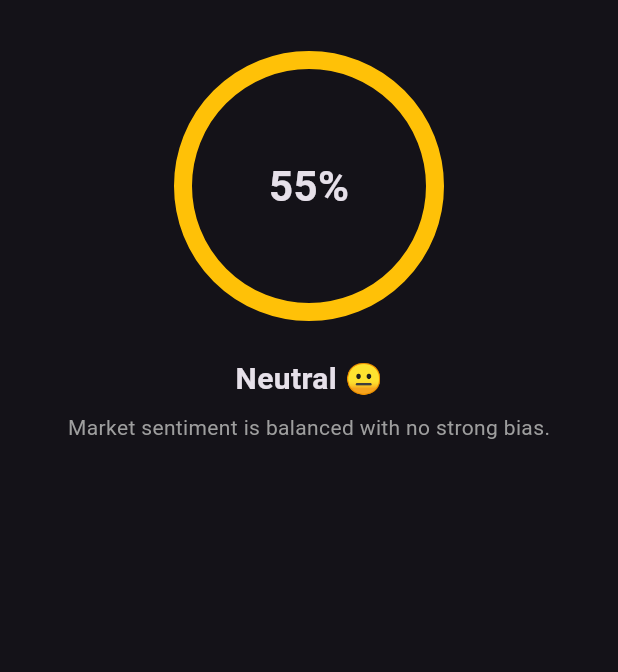
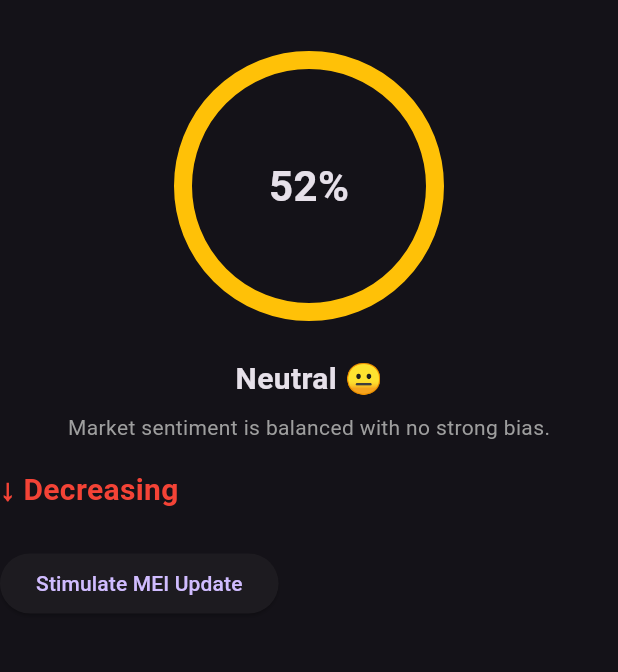
Before and after one commit to MDGSpace-SOC-D-2025/MarketLens, a Flutter app: the screen it shows after launch, on a phone screen of 412 x 824 dp, the part 69-741 px from its top. Run offline on Flutter 3.47's test engine with Material 3 defaults, Android fonts, the phone set to English and light mode, and no system bars.

Commit message:
Added mei stimulation + trend indicator

```diff
--- a/lib/home_page.dart
+++ b/lib/home_page.dart
@@ -1,9 +1,19 @@
 import 'package:flutter/material.dart';
 import 'package:marketlens/widgets/mei_gauge.dart';
 
-class HomePage extends StatelessWidget {
+class HomePage extends StatefulWidget {
 
   const HomePage({super.key});
+
+  @override
+  State<HomePage> createState() => _HomePageState();
+}
+
+class _HomePageState extends State<HomePage> {
+
+    static int mei_value=52;
+    static int prev_mei_value=72;
+    late Color trendColor;
 
   String getEmotion(int mei_value){
     if (mei_value<=40) {
@@ -29,12 +39,38 @@ class HomePage extends StatelessWidget {
     }
   }
 
+  String marketTrend(){
+    if (mei_value > prev_mei_value) {
+      trendColor=Colors.green;
+      return "↑ Increasing";
+
+
+    }
+    else if (mei_value < prev_mei_value){
+     trendColor=Colors.red;
+     return "↓ Decreasing";
+
+    }
+    else{
+       trendColor=Colors.yellow;
+      return "→ Stable";
+
+    }
+  }
+
+  void meiUpdate(){
+     prev_mei_value=mei_value;
+     mei_value=mei_value+3;
+
+    setState(() {
+
+    });
+
+  }
 
   @override
   Widget build(BuildContext context) {
-    const int mei_value=55;
-
-    return Scaffold(
+      return Scaffold(
 
       appBar: AppBar(
         title: Text("MarketLens", style: TextStyle(fontSize: 28, fontWeight: FontWeight.bold),),
@@ -57,12 +93,19 @@ class HomePage extends StatelessWidget {
                 describeEmotion(mei_value), style: TextStyle(fontSize: 14, color: Colors.grey ),
               ),
             ),
+            const SizedBox(height: 16,),
+            Text(
+              marketTrend(), style: TextStyle(fontSize: 20, fontWeight: FontWeight.bold, color: trendColor
+            )),
+            const SizedBox(height: 24,),
+            ElevatedButton(onPressed: () {
+                meiUpdate();
 
+
+            },
+            child: Text("Stimulate MEI Update"))
           ],
         ),
-
-
-
     );
   }
 }
--- a/lib/widgets/mei_gauge.dart
+++ b/lib/widgets/mei_gauge.dart
@@ -10,7 +10,7 @@ class MEIGauge extends StatefulWidget {
 }
 
 class _MEIGaugeState extends State<MEIGauge> with SingleTickerProviderStateMixin {
-  late AnimationController controller;
+  static late AnimationController controller;
   late Animation<int> animation;
 
   @override
@@ -18,9 +18,8 @@ class _MEIGaugeState extends State<MEIGauge> with SingleTickerProviderStateMixin
     super.initState();
     controller=AnimationController(vsync: this, duration: Duration(milliseconds: 2000));
 
-  animation=IntTween(begin: 0, end: widget.value).animate(CurvedAnimation(parent: controller, curve: Curves.easeOutCubic));
 
-  controller.forward();
+    controller.forward();
   }
 
   @override
@@ -43,6 +42,9 @@ class _MEIGaugeState extends State<MEIGauge> with SingleTickerProviderStateMixin
 
   @override
   Widget build(BuildContext context) {
+    animation=IntTween(begin: 0, end: widget.value).animate(CurvedAnimation(parent: controller, curve: Curves.linear));
+    controller.reset();
+    controller.forward();
 
     return  Center(
       child: AnimatedBuilder(
```
